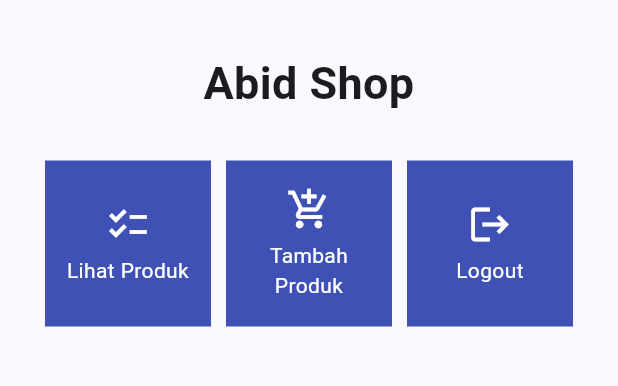
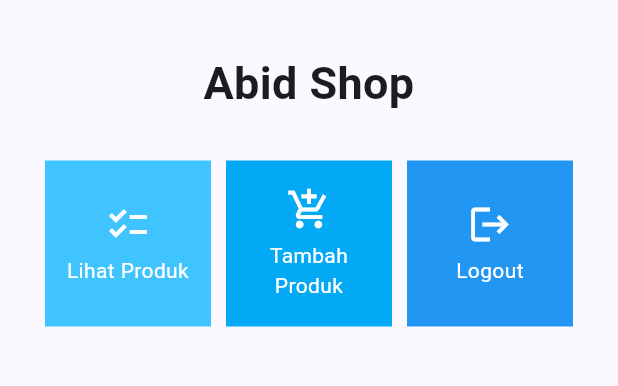
Before and after one commit to rakbidb/arto-moro-mobile, a Flutter app: the screen it shows after launch, on a phone screen of 412 x 824 dp, the part 63-449 px from its top. Run offline on Flutter 3.47's test engine with Material 2 defaults, Android fonts, the phone set to English and light mode, and no system bars.

Commit message:
berhasil mengimplementasikan warna warna yang berbeda untuk setiap tombol

```diff
--- a/lib/menu.dart
+++ b/lib/menu.dart
@@ -4,9 +4,9 @@ class MyHomePage extends StatelessWidget {
   MyHomePage({Key? key}) : super(key: key);
 
   final List<ShopItem> items = [
-    ShopItem("Lihat Produk", Icons.checklist),
-    ShopItem("Tambah Produk", Icons.add_shopping_cart),
-    ShopItem("Logout", Icons.logout),
+    ShopItem("Lihat Produk", Icons.checklist, Colors.lightBlueAccent),
+    ShopItem("Tambah Produk", Icons.add_shopping_cart, Colors.lightBlue),
+    ShopItem("Logout", Icons.logout, Colors.blue),
   ];
 
   @override
@@ -61,8 +61,9 @@ class MyHomePage extends StatelessWidget {
 class ShopItem {
   final String name;
   final IconData icon;
+  final Color warna;
 
-  ShopItem(this.name, this.icon);
+  ShopItem(this.name, this.icon, this.warna);
 }
 
 class ShopCard extends StatelessWidget {
@@ -73,7 +74,7 @@ class ShopCard extends StatelessWidget {
   @override
   Widget build(BuildContext context) {
     return Material(
-      color: Colors.indigo,
+      color: item.warna,
       child: InkWell(
         // Area responsive terhadap sentuhan
         onTap: () {
```
